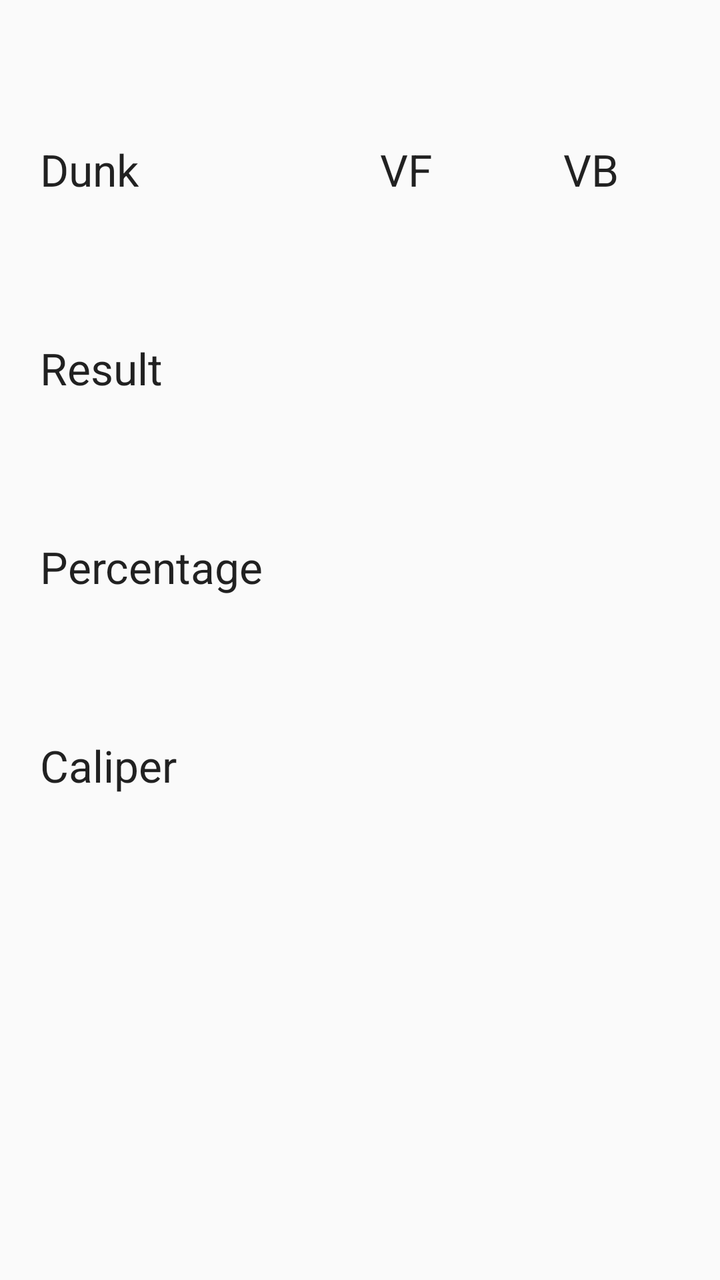
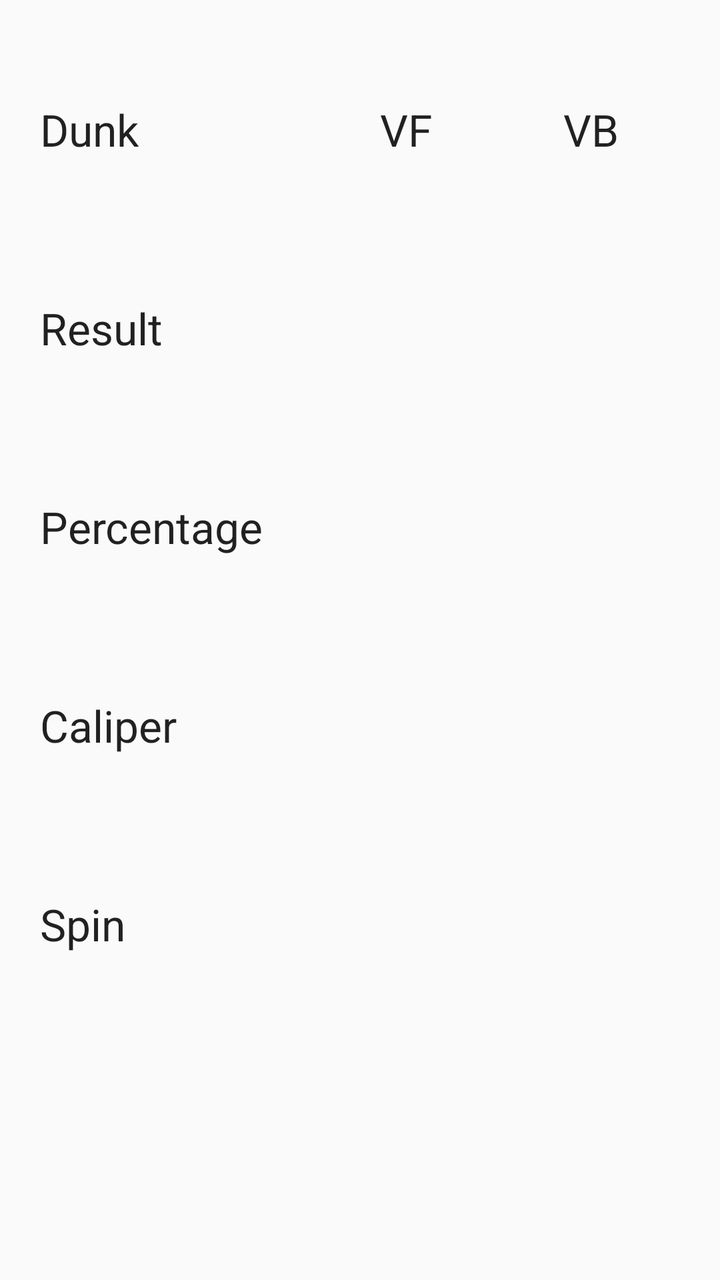

The first picture is an Android layout as it rendered before a commit; the second is the same layout after the commit. The layout source and the unified diff follow.
<!-- AndroidManifest.xml: application theme AppTheme -->
<!-- res/layout/tab1.xml -->
<?xml version="1.0" encoding="utf-8"?>
<LinearLayout xmlns:android="http://schemas.android.com/apk/res/android"
    android:layout_width="match_parent"
    android:layout_height="match_parent"
    android:orientation="vertical">


    <LinearLayout
        android:orientation="horizontal"
        android:layout_width="match_parent"
        android:weightSum="2"
        android:layout_height="wrap_content"
        android:layout_marginTop="70dp"
        android:layout_marginLeft="20dp">

        <TextView
            android:layout_width="0px"
            android:layout_gravity="center_vertical"
            android:layout_weight="1"
            android:layout_height="wrap_content"
            android:textAppearance="?android:attr/textAppearanceLarge"
            android:text="Dunk"
            android:id="@+id/textView12" />

        <TextView
            android:layout_width="0px"
            android:layout_height="wrap_content"
            android:textAppearance="?android:attr/textAppearanceLarge"
            android:text="VF"
            android:id="@+id/textView13"
            android:layout_weight="0.54" />

        <TextView
            android:layout_width="0dp"
            android:layout_height="wrap_content"
            android:textAppearance="?android:attr/textAppearanceLarge"
            android:text="VB"
            android:id="@+id/textView14"
            android:layout_weight="0.5" />

    </LinearLayout>

    <LinearLayout
        android:orientation="horizontal"
        android:layout_width="match_parent"
        android:weightSum="2"
        android:layout_height="wrap_content"
        android:layout_marginTop="70dp"
        android:layout_marginLeft="20dp">

        <TextView
            android:layout_width="0px"
            android:layout_gravity="center_vertical"
            android:layout_weight="1"
            android:layout_height="wrap_content"
            android:textAppearance="?android:attr/textAppearanceLarge"
            android:text="Result"
            android:id="@+id/textView15" />

        <TextView
            android:layout_width="0px"
            android:layout_height="wrap_content"
            android:textAppearance="?android:attr/textAppearanceLarge"
            android:id="@+id/resFrontDunk"
            android:layout_weight="0.54" />

        <TextView
            android:layout_width="0dp"
            android:layout_height="wrap_content"
            android:textAppearance="?android:attr/textAppearanceLarge"
            android:id="@+id/resBackDunk"
            android:layout_weight="0.5" />
    </LinearLayout>

    <LinearLayout
        android:orientation="horizontal"
        android:layout_width="match_parent"
        android:weightSum="2"
        android:layout_height="wrap_content"
        android:layout_marginTop="70dp"
        android:layout_marginLeft="20dp">

        <TextView
            android:layout_width="0px"
            android:layout_gravity="center_vertical"
            android:layout_weight="1"
            android:layout_height="wrap_content"
            android:textAppearance="?android:attr/textAppearanceLarge"
            android:text="Percentage"
            android:id="@+id/textView16" />

        <TextView
            android:layout_width="0px"
            android:layout_height="wrap_content"
            android:textAppearance="?android:attr/textAppearanceLarge"
            android:id="@+id/percenFrontDunk"
            android:layout_weight="0.54" />

        <TextView
            android:layout_width="0dp"
            android:layout_height="wrap_content"
            android:textAppearance="?android:attr/textAppearanceLarge"
            android:id="@+id/percenBackDunk"
            android:layout_weight="0.5" />
    </LinearLayout>

    <LinearLayout
        android:orientation="horizontal"
        android:layout_width="match_parent"
        android:weightSum="2"
        android:layout_height="wrap_content"
        android:layout_marginTop="70dp"
        android:layout_marginLeft="20dp">

        <TextView
            android:layout_width="0px"
            android:layout_gravity="center_vertical"
            android:layout_weight="1"
            android:layout_height="wrap_content"
            android:textAppearance="?android:attr/textAppearanceLarge"
            android:text="Caliper"
            android:id="@+id/textView17" />

        <TextView
            android:layout_width="0px"
            android:layout_height="wrap_content"
            android:textAppearance="?android:attr/textAppearanceLarge"
            android:id="@+id/caliperFrontDunk"
            android:layout_weight="0.54" />

        <TextView
            android:layout_width="0dp"
            android:layout_height="wrap_content"
            android:textAppearance="?android:attr/textAppearanceLarge"
            android:id="@+id/caliperBackDunk"
            android:layout_weight="0.5" />
    </LinearLayout>
</LinearLayout>
<!-- resources referenced by this layout -->
<resources>
  <style name="AppTheme" parent="Theme.AppCompat.Light.NoActionBar">
          
  
      </style>
</resources>

<!-- the commit's change to res/layout/tab1.xml (unified diff, before → after) -->
@@ -10,7 +10,7 @@
         android:layout_width="match_parent"
         android:weightSum="2"
         android:layout_height="wrap_content"
-        android:layout_marginTop="70dp"
+        android:layout_marginTop="50dp"
         android:layout_marginLeft="20dp">
 
         <TextView
@@ -135,4 +135,36 @@
             android:id="@+id/caliperBackDunk"
             android:layout_weight="0.5" />
     </LinearLayout>
+
+    <LinearLayout
+        android:orientation="horizontal"
+        android:layout_width="match_parent"
+        android:weightSum="2"
+        android:layout_height="wrap_content"
+        android:layout_marginTop="70dp"
+        android:layout_marginLeft="20dp" >
+
+        <TextView
+            android:layout_width="0px"
+            android:layout_gravity="center_vertical"
+            android:layout_weight="1"
+            android:layout_height="wrap_content"
+            android:textAppearance="?android:attr/textAppearanceLarge"
+            android:text="Spin"
+            android:id="@+id/textView18" />
+
+        <TextView
+            android:layout_width="0px"
+            android:layout_height="wrap_content"
+            android:textAppearance="?android:attr/textAppearanceLarge"
+            android:id="@+id/spinFrontDunk"
+            android:layout_weight="0.54" />
+
+        <TextView
+            android:layout_width="0dp"
+            android:layout_height="wrap_content"
+            android:textAppearance="?android:attr/textAppearanceLarge"
+            android:id="@+id/spinBackDunk"
+            android:layout_weight="0.5" />
+    </LinearLayout>
 </LinearLayout>
